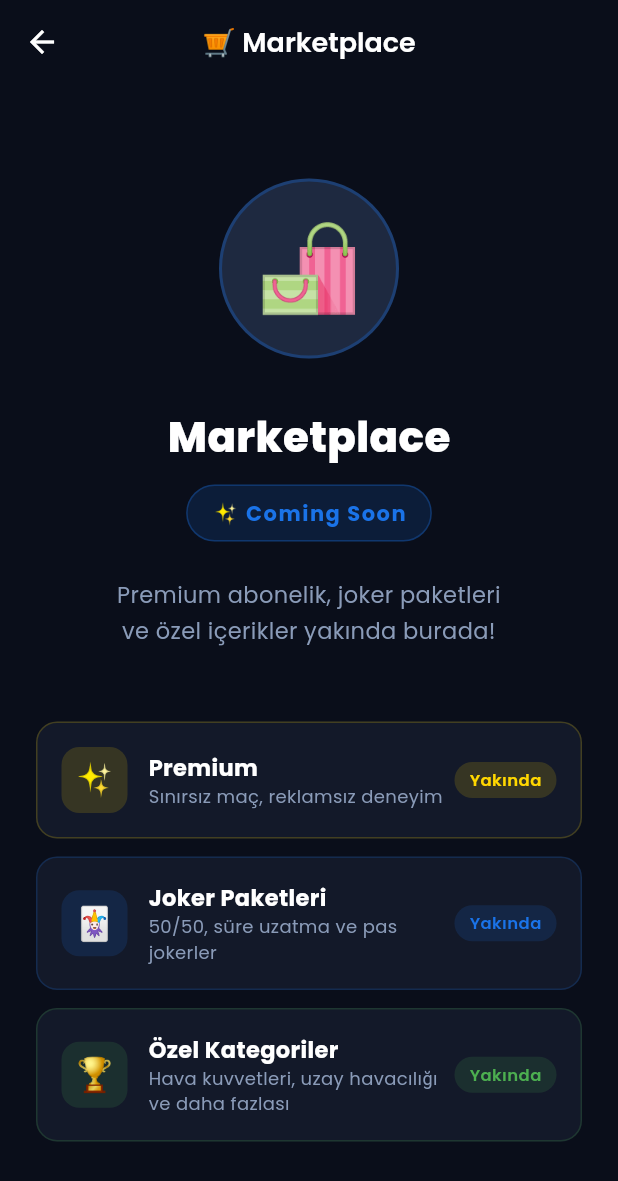
After one commit to u-demiroz/triviair, a Flutter app: the HomeScreen screen opened by its route, after a tap on an icon or button, on a phone screen of 412 x 824 dp. The commit adds this screen. Shown: the top 1181 px of the screen. Run offline on Flutter 3.47's test engine with Material 3 defaults, Android fonts, the phone set to English and light mode, and no system bars; our stand-ins replace cached_network_image, cloud_firestore, firebase_auth, firebase_core, firebase_messaging, flutter_riverpod and 5 more; accounts and stored records are empty.

Commit message:
Add Marketplace screen (Coming Soon) + Share button + share_plus package

```diff
--- a/lib/router.dart
+++ b/lib/router.dart
@@ -12,6 +12,7 @@ import 'screens/leaderboard/leaderboard_screen.dart';
 import 'screens/profile/profile_screen.dart';
 import 'screens/friends/friends_screen.dart';
 import 'screens/matchmaking/matchmaking_screen.dart';
+import 'screens/marketplace/marketplace_screen.dart';
 
 final routerProvider = Provider<GoRouter>((ref) {
   return GoRouter(
@@ -71,6 +72,10 @@ final routerProvider = Provider<GoRouter>((ref) {
         path: '/matchmaking',
         builder: (context, state) => const MatchmakingScreen(),
       ),
+      GoRoute(
+        path: '/marketplace',
+        builder: (context, state) => const MarketplaceScreen(),
+      ),
     ],
   );
 });
--- a/lib/screens/home/home_screen.dart
+++ b/lib/screens/home/home_screen.dart
@@ -2,6 +2,7 @@ import 'package:flutter/material.dart';
 import 'package:flutter_riverpod/flutter_riverpod.dart';
 import 'package:firebase_auth/firebase_auth.dart';
 import 'package:go_router/go_router.dart';
+import 'package:share_plus/share_plus.dart';
 import '../../core/theme/app_theme.dart';
 import '../../services/match_service.dart';
 import '../../services/user_service.dart';
@@ -94,6 +95,18 @@ class HomeScreen extends ConsumerWidget {
                         ),
                       const SizedBox(width: 8),
                       GestureDetector(
+                        onTap: () => context.push('/marketplace'),
+                        child: Container(
+                          padding: const EdgeInsets.all(8),
+                          decoration: BoxDecoration(
+                            color: AppColors.surfaceLight,
+                            borderRadius: BorderRadius.circular(12),
+                          ),
+                          child: const Text('🛒', style: TextStyle(fontSize: 18)),
+                        ),
+                      ),
+                      const SizedBox(width: 8),
+                      GestureDetector(
                         onTap: () => context.push('/leaderboard'),
                         child: Container(
                           padding: const EdgeInsets.all(8),
@@ -129,13 +142,25 @@ class HomeScreen extends ConsumerWidget {
                       onTap: () => context.push('/matchmaking'),
                     ),
                   ),
-                  const SizedBox(width: 12),
+                  const SizedBox(width: 8),
                   Expanded(
                     child: _ActionButton(
                       icon: '👥',
                       label: 'Arkadaş Davet Et',
                       color: AppColors.surfaceLight,
                       onTap: () => context.push('/friends'),
+                    ),
+                  ),
+                  const SizedBox(width: 8),
+                  Expanded(
+                    child: _ActionButton(
+                      icon: '📤',
+                      label: 'Paylaş',
+                      color: AppColors.surfaceLight,
+                      onTap: () => Share.share(
+                        '✈️ TrivAir\'de havacılık bilgini test et!\nBenimle yarışmak ister misin? 🏆\nhttps://apps.apple.com/us/app/triviair/id6761112939',
+                        subject: 'TrivAir - Havacılık Trivia Oyunu',
+                      ),
                     ),
                   ),
                 ],
--- /dev/null
+++ b/lib/screens/marketplace/marketplace_screen.dart
@@ -0,0 +1,155 @@
+import 'package:flutter/material.dart';
+import '../../core/theme/app_theme.dart';
+
+class MarketplaceScreen extends StatelessWidget {
+  const MarketplaceScreen({super.key});
+
+  @override
+  Widget build(BuildContext context) {
+    return Scaffold(
+      backgroundColor: AppColors.background,
+      appBar: AppBar(
+        title: const Text('🛒 Marketplace'),
+        backgroundColor: AppColors.background,
+      ),
+      body: SafeArea(
+        child: Padding(
+          padding: const EdgeInsets.all(24),
+          child: Column(
+            mainAxisAlignment: MainAxisAlignment.center,
+            children: [
+              Container(
+                width: 120,
+                height: 120,
+                decoration: BoxDecoration(
+                  color: AppColors.surfaceLight,
+                  shape: BoxShape.circle,
+                  border: Border.all(color: AppColors.primary.withOpacity(0.3), width: 2),
+                ),
+                child: const Center(
+                  child: Text('🛍️', style: TextStyle(fontSize: 56)),
+                ),
+              ),
+              const SizedBox(height: 32),
+              const Text(
+                'Marketplace',
+                style: TextStyle(
+                  fontSize: 28,
+                  fontWeight: FontWeight.w800,
+                  color: AppColors.textPrimary,
+                ),
+              ),
+              const SizedBox(height: 12),
+              Container(
+                padding: const EdgeInsets.symmetric(horizontal: 16, vertical: 8),
+                decoration: BoxDecoration(
+                  color: AppColors.primary.withOpacity(0.15),
+                  borderRadius: BorderRadius.circular(20),
+                  border: Border.all(color: AppColors.primary.withOpacity(0.3)),
+                ),
+                child: const Text(
+                  '✨ Coming Soon',
+                  style: TextStyle(
+                    color: AppColors.primary,
+                    fontWeight: FontWeight.w700,
+                    fontSize: 14,
+                    letterSpacing: 1,
+                  ),
+                ),
+              ),
+              const SizedBox(height: 24),
+              const Text(
+                'Premium abonelik, joker paketleri\nve özel içerikler yakında burada!',
+                textAlign: TextAlign.center,
+                style: TextStyle(
+                  color: AppColors.textSecondary,
+                  fontSize: 15,
+                  height: 1.6,
+                ),
+              ),
+              const SizedBox(height: 48),
+              // Preview cards
+              _PreviewCard(
+                icon: '✨',
+                title: 'Premium',
+                desc: 'Sınırsız maç, reklamsız deneyim',
+                color: AppColors.gold,
+              ),
+              const SizedBox(height: 12),
+              _PreviewCard(
+                icon: '🃏',
+                title: 'Joker Paketleri',
+                desc: '50/50, süre uzatma ve pas jokerler',
+                color: AppColors.primary,
+              ),
+              const SizedBox(height: 12),
+              _PreviewCard(
+                icon: '🏆',
+                title: 'Özel Kategoriler',
+                desc: 'Hava kuvvetleri, uzay havacılığı ve daha fazlası',
+                color: AppColors.success,
+              ),
+            ],
+          ),
+        ),
+      ),
+    );
+  }
+}
+
+class _PreviewCard extends StatelessWidget {
+  final String icon;
+  final String title;
+  final String desc;
+  final Color color;
+
+  const _PreviewCard({
+    required this.icon,
+    required this.title,
+    required this.desc,
+    required this.color,
+  });
+
+  @override
+  Widget build(BuildContext context) {
+    return Container(
+      padding: const EdgeInsets.all(16),
+      decoration: BoxDecoration(
+        color: AppColors.surface,
+        borderRadius: BorderRadius.circular(14),
+        border: Border.all(color: color.withOpacity(0.2)),
+      ),
+      child: Row(
+        children: [
+          Container(
+            width: 44,
+            height: 44,
+            decoration: BoxDecoration(
+              color: color.withOpacity(0.15),
+              borderRadius: BorderRadius.circular(12),
+            ),
+            child: Center(child: Text(icon, style: const TextStyle(fontSize: 22))),
+          ),
+          const SizedBox(width: 14),
+          Expanded(
+            child: Column(
+              crossAxisAlignment: CrossAxisAlignment.start,
+              children: [
+                Text(title, style: const TextStyle(fontSize: 15, fontWeight: FontWeight.w700, color: AppColors.textPrimary)),
+                Text(desc, style: const TextStyle(fontSize: 12, color: AppColors.textSecondary)),
+              ],
+            ),
+          ),
+          Container(
+            padding: const EdgeInsets.symmetric(horizontal: 10, vertical: 4),
+            decoration: BoxDecoration(
+              color: color.withOpacity(0.15),
+              borderRadius: BorderRadius.circular(20),
+            ),
+            child: Text('Yakında', style: TextStyle(fontSize: 11, color: color, fontWeight: FontWeight.w600)),
+          ),
+        ],
+      ),
+    );
+  }
+}
--- a/pubspec.yaml
+++ b/pubspec.yaml
@@ -37,6 +37,9 @@ dependencies:
   lottie: ^3.1.2
   percent_indicator: ^4.2.3
   gap: ^3.0.1
+
+  # Share
+  share_plus: ^10.0.0
 
   # Utils
   intl: ^0.19.0
```
